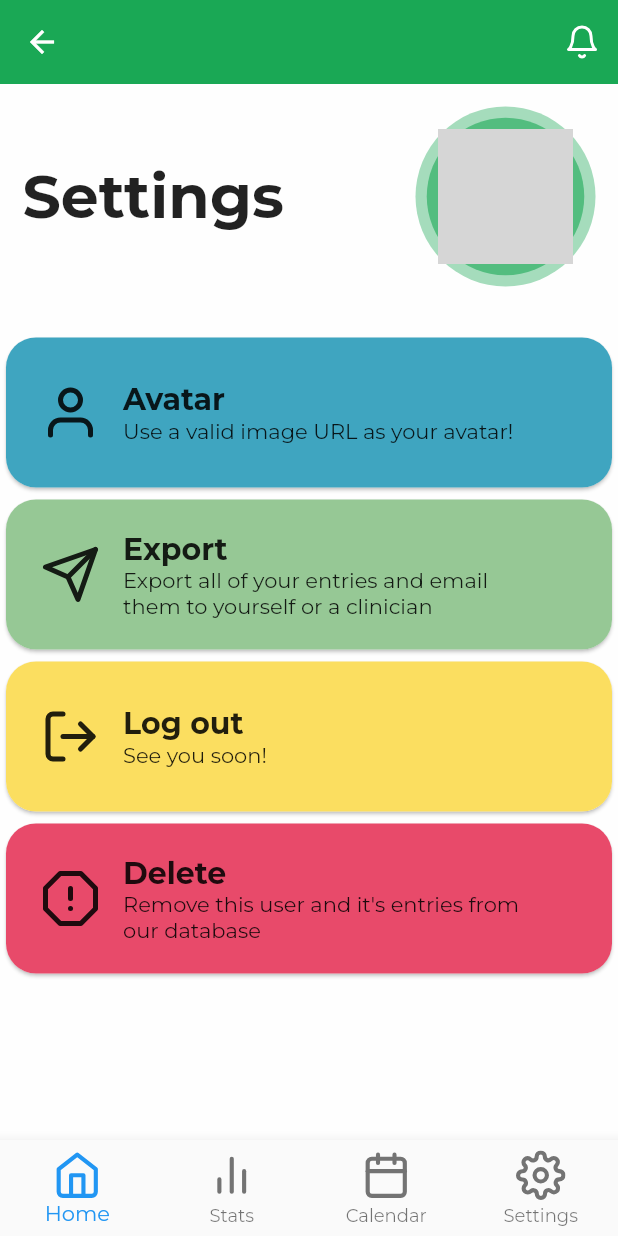
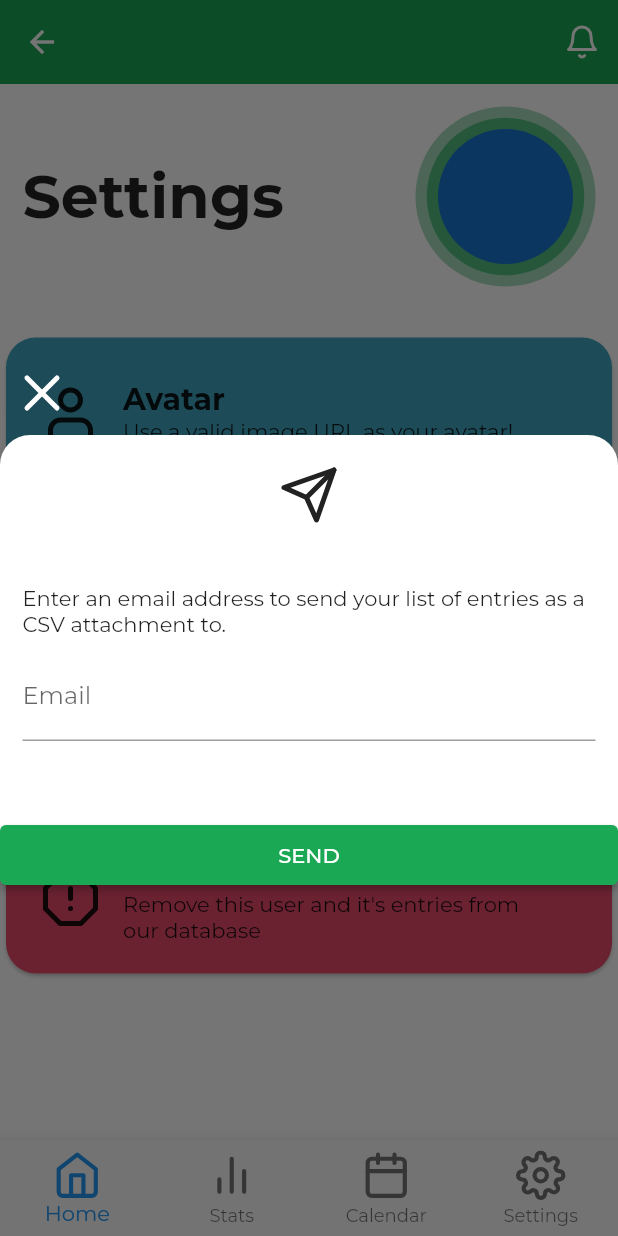
Before and after one commit to davidryan-mu/Moodial, a Flutter app: the SettingsScreen screen opened directly with empty values, after a tap on "Export", on a phone screen of 412 x 824 dp. Run offline on Flutter 3.47's test engine with Material 2 defaults, Android fonts, the phone set to English and light mode, and no system bars; our stand-ins replace csv, feather_icons_flutter, fl_chart, flutter_calendar_carousel, google_fonts; missing offline and left inert: flutter_email_sender; network calls fail; grey boxes are pictures that could not be loaded.

Commit message:
Export CSV and email service

```diff
--- a/lib/screens/calendar_screen.dart
+++ b/lib/screens/calendar_screen.dart
@@ -1,4 +1,4 @@
-import 'package:Moodial/api_service/api.dart';
+import 'package:Moodial/services/api.dart';
 import 'package:Moodial/models/user.dart';
 import 'package:Moodial/widgets/calendar_screen/calendar_carousel.dart';
 import 'package:Moodial/widgets/navbar.dart';
--- a/lib/screens/home_screen.dart
+++ b/lib/screens/home_screen.dart
@@ -1,4 +1,4 @@
-import 'package:Moodial/api_service/api.dart';
+import 'package:Moodial/services/api.dart';
 import 'package:Moodial/models/user.dart';
 import 'package:Moodial/widgets/home_screen/dial.dart';
 import 'package:Moodial/widgets/home_screen/add_entry_button.dart';
--- a/lib/screens/settings_screen.dart
+++ b/lib/screens/settings_screen.dart
@@ -1,5 +1,6 @@
-import 'package:Moodial/api_service/api.dart';
+import 'package:Moodial/services/api.dart';
 import 'package:Moodial/models/user.dart';
+import 'package:Moodial/services/email_csv.dart';
 import 'package:Moodial/widgets/settings_screen/avatar.dart';
 import 'package:Moodial/widgets/navbar.dart';
 import 'package:Moodial/widgets/settings_screen/settings_button.dart';
@@ -36,6 +37,7 @@ class _SettingsScreenState extends State<SettingsScreen> {
   Function avatarChangeCallback;
 
   final avatarLinkController = TextEditingController();
+  final exportEmailController = TextEditingController();
 
   _SettingsScreenState({
     this.user,
@@ -163,9 +165,7 @@ class _SettingsScreenState extends State<SettingsScreen> {
                         SizedBox(
                           height: 20.0,
                         ),
-                        Avatar(
-                          user: user,
-                        ),
+                        Avatar(user: user),
                         Padding(
                           padding:
                               const EdgeInsets.fromLTRB(15.0, 10.0, 15.0, 0),
@@ -212,10 +212,110 @@ class _SettingsScreenState extends State<SettingsScreen> {
     );
   }
 
+  showExportModal() {
+    showModalBottomSheet(
+      backgroundColor: Color.fromRGBO(0, 0, 0, 0),
+      context: context,
+      isScrollControlled: true,
+      builder: (BuildContext context) {
+        return Container(
+          color: Color.fromRGBO(0, 0, 0, 0),
+          child: Column(
+            crossAxisAlignment: CrossAxisAlignment.start,
+            mainAxisAlignment: MainAxisAlignment.center,
+            children: [
+              Padding(
+                padding: const EdgeInsets.fromLTRB(0, 0, 0, 0),
+                child: IconButton(
+                    icon: Icon(FeatherIcons.x),
+                    color: Colors.white,
+                    iconSize: 40.0,
+                    onPressed: () {
+                      Navigator.pop(context);
+                    }),
+              ),
+              Container(
+                height: 300,
+                width: MediaQuery.of(context).size.width,
+                decoration: BoxDecoration(
+                  color: Colors.white,
+                  borderRadius: BorderRadius.circular(20.0),
+                ),
+                child: Column(
+                  mainAxisAlignment: MainAxisAlignment.spaceBetween,
+                  children: [
+                    Column(
+                      children: [
+                        SizedBox(
+                          height: 20.0,
+                        ),
+                        Icon(FeatherIcons.send, size: 40),
+                        SizedBox(
+                          height: 40.0,
+                        ),
+                        Padding(
+                          padding: const EdgeInsets.symmetric(horizontal: 15.0),
+                          child: Text(
+                              'Enter an email address to send your list of entries as a CSV attachment to.'),
+                        ),
+                        Padding(
+                          padding:
+                              const EdgeInsets.fromLTRB(15.0, 10.0, 15.0, 0),
+                          child: Form(
+                            child: TextFormField(
+                              controller: exportEmailController,
+                              validator: (value) {
+                                if (value.isEmpty) {
+                                  return 'Please enter a valid email address';
+                                }
+                                return null;
+                              },
+                              decoration: InputDecoration(
+                                labelText: 'Email',
+                              ),
+                              enableSuggestions: false,
+                              autocorrect: false,
+                            ),
+                          ),
+                        ),
+                      ],
+                    ),
+                    SizedBox(
+                      width: double.infinity,
+                      height: 40.0,
+                      child: ElevatedButton(
+                        child: Text('SEND'),
+                        onPressed: () {
+                          ApiService.getEntryList(user.userToken)
+                              .then((response) {
+                            EmailCSV.sendEmail(
+                              user.username,
+                              exportEmailController.text,
+                              response,
+                            );
+                            Navigator.pop(context);
+                          });
+                        },
+                        style: ButtonStyle(
+                            backgroundColor: MaterialStateProperty.all<Color>(
+                                Theme.of(context).primaryColor)),
+                      ),
+                    )
+                  ],
+                ),
+              ),
+            ],
+          ),
+        );
+      },
+    );
+  }
+
   @override
   void dispose() {
     // Clean up the controller when the widget is disposed.
     avatarLinkController.dispose();
+    exportEmailController.dispose();
     super.dispose();
   }
 
@@ -270,7 +370,7 @@ class _SettingsScreenState extends State<SettingsScreen> {
                     ),
                     SettingsButton(
                       color: Color(0xFF96C895),
-                      callback: () => print('export'),
+                      callback: () => showExportModal(),
                       icon: Icon(FeatherIcons.send, size: 40.0),
                       label: 'Export',
                       subtext:
--- a/lib/screens/stats_screen.dart
+++ b/lib/screens/stats_screen.dart
@@ -1,4 +1,4 @@
-import 'package:Moodial/api_service/api.dart';
+import 'package:Moodial/services/api.dart';
 import 'package:Moodial/models/user.dart';
 import 'package:Moodial/widgets/navbar.dart';
 import 'package:Moodial/widgets/stats_screen/food_chart.dart';
--- /dev/null
+++ b/lib/services/email_csv.dart
@@ -0,0 +1,104 @@
+import 'dart:io';
+import 'package:flutter_email_sender/flutter_email_sender.dart';
+import 'package:path_provider/path_provider.dart';
+import 'package:csv/csv.dart';
+
+class EmailCSV {
+  static Future<String> createCSV(entryList) async {
+    //Convert list to csv
+    List<int> headers = [];
+    List<String> datetimes = [];
+    List<String> moods = [];
+    List<String> sleeps = [];
+    List<String> iritability = [];
+    List<String> medicationHeaders = [];
+    List<String> medication = [];
+    List<String> dietHeaders = [];
+    List<String> diet = [];
+    List<String> exerciseHeaders = [];
+    List<String> exercise = [];
+    List<String> notesHeaders = [];
+    List<String> notes = [];
+
+    entryList.forEach((entry) {
+      headers.add(entry.id);
+      datetimes.add(entry.date + ' ' + entry.time);
+      moods.add(getMood(entry.mood));
+      sleeps.add(entry.sleep.toString() + ' hours sleep');
+      iritability.add(entry.iritability.toString() + '/10 iritability');
+      medicationHeaders.add('MEDICATION');
+      medication.add('Name: ' +
+          entry.medication.name +
+          ' - Dose: ' +
+          entry.medication.dose);
+      dietHeaders.add('DIET');
+      diet.add('Food: ' + entry.diet.food + ' - Amount: ' + entry.diet.amount);
+      exerciseHeaders.add('EXERCISE');
+      exercise.add(entry.exercise);
+      notesHeaders.add('NOTES');
+      notes.add(entry.notes);
+    });
+
+    String csv = const ListToCsvConverter().convert([
+      headers,
+      datetimes,
+      moods,
+      sleeps,
+      iritability,
+      medicationHeaders,
+      medication,
+      dietHeaders,
+      diet,
+      exercise,
+      notesHeaders,
+      notes
+    ]);
+
+    /// Write to a file
+    final directory = await getExternalStorageDirectory();
+    final path = directory.path + "/MoodialEntryList.csv";
+    File file = await File(path);
+    file.writeAsString(csv);
+
+    return path;
+  }
+
+  static Future<bool> sendEmail(username, emailAddress, entryList) async {
+    String path = await createCSV(entryList);
+
+    final Email email = Email(
+      body: 'Hi, \n\n Please see attached CSV containing list of all mood entries from Moodial user, ' +
+          username +
+          ', that we have stored on our database. \n\n Kind regards, \n Moodial',
+      subject: 'Moodial Entry List',
+      recipients: [emailAddress],
+      attachmentPaths: [path],
+      isHTML: false,
+    );
+
+    await FlutterEmailSender.send(email);
+
+    return true;
+  }
+
+  static String getMood(value) {
+    switch (value) {
+      case 1:
+        return 'Happy';
+      case 2:
+        return 'Sad';
+      case 3:
+        return 'Surprised';
+      case 4:
+        return 'Disgusted';
+      case 5:
+        return 'Angry';
+      case 6:
+        return 'Fearful';
+      case 7:
+        return 'Bad';
+      default:
+        return 'error';
+    }
+  }
+}
--- a/lib/widgets/home_screen/add_entry_button.dart
+++ b/lib/widgets/home_screen/add_entry_button.dart
@@ -1,4 +1,4 @@
-import 'package:Moodial/api_service/api.dart';
+import 'package:Moodial/services/api.dart';
 import 'package:Moodial/widgets/home_screen/add_entry_dial.dart';
 import 'package:feather_icons_flutter/feather_icons_flutter.dart';
 import 'package:flutter/material.dart';
--- a/lib/widgets/home_screen/recent_entry_card.dart
+++ b/lib/widgets/home_screen/recent_entry_card.dart
@@ -1,4 +1,4 @@
-import 'package:Moodial/api_service/api.dart';
+import 'package:Moodial/services/api.dart';
 import 'package:Moodial/models/entry.dart';
 import 'package:Moodial/models/mood.dart';
 import 'package:Moodial/widgets/home_screen/add_entry_dial.dart';
--- a/lib/widgets/landing_screen/login_form.dart
+++ b/lib/widgets/landing_screen/login_form.dart
@@ -1,6 +1,6 @@
 import 'package:Moodial/models/user.dart';
 import 'package:flutter/material.dart';
-import 'package:Moodial/api_service/api.dart';
+import 'package:Moodial/services/api.dart';
 
 class LoginForm extends StatefulWidget {
   final Function callback;
--- a/lib/widgets/landing_screen/signup_form.dart
+++ b/lib/widgets/landing_screen/signup_form.dart
@@ -1,6 +1,6 @@
 import 'package:Moodial/models/user.dart';
 import 'package:flutter/material.dart';
-import 'package:Moodial/api_service/api.dart';
+import 'package:Moodial/services/api.dart';
 
 class SignUpForm extends StatefulWidget {
   final Function callback;
--- a/pubspec.yaml
+++ b/pubspec.yaml
@@ -30,6 +30,9 @@ dependencies:
   async: ^2.4.2
   fl_chart: ^0.12.3
   flutter_calendar_carousel: ^1.5.3
+  path_provider: 1.6.27
+  csv: ^4.1.0
+  flutter_email_sender: ^4.0.0
 
 dev_dependencies:
   flutter_test:
```
Also changed, not shown: lib/services/api.dart (renamed from lib/api_service/api.dart), pubspec.lock.
